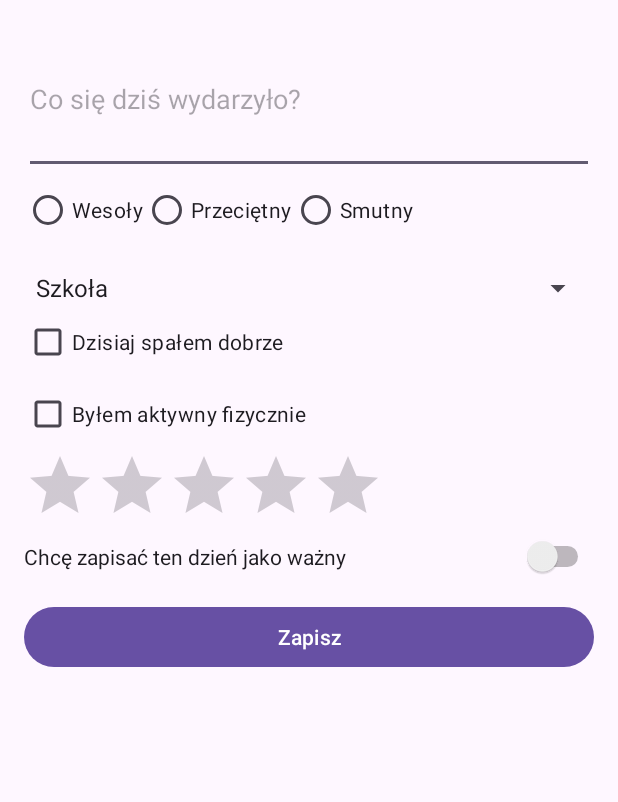
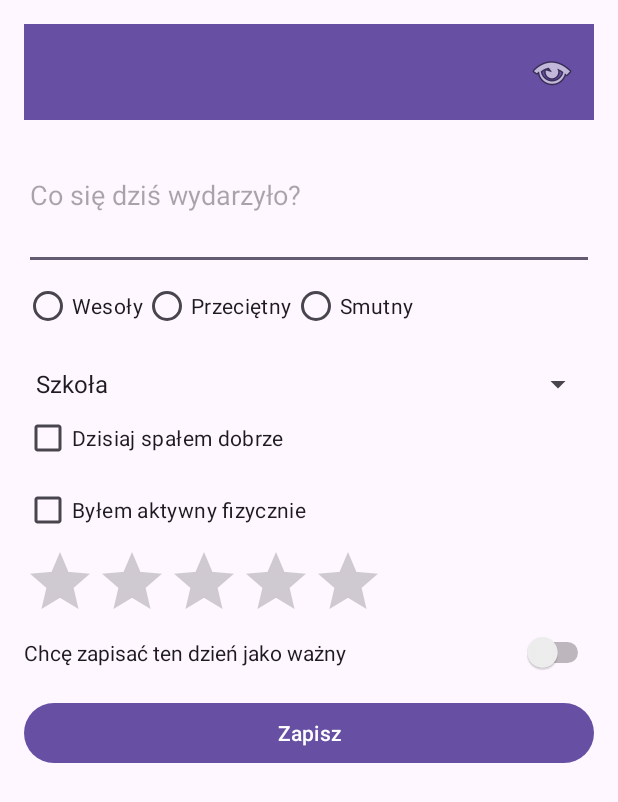
Before and after one commit to woojtylaGG/Mood-Tracker, an Android app: the screen it shows after launch (MainActivity), on a phone screen of 412 x 824 dp. Shown: the top 802 px of the screen. Run offline under Robolectric (Android 15) with nearby library versions, the phone set to English and light mode, and no system bars.

```diff
--- a/app/src/main/java/com/example/moodtracker/fragments/MoodEntryFragment.kt
+++ b/app/src/main/java/com/example/moodtracker/fragments/MoodEntryFragment.kt
@@ -7,6 +7,7 @@ package com.example.moodtracker.fragments
 import android.widget.ArrayAdapter
 import android.widget.Toast
 import androidx.fragment.app.Fragment
+import androidx.navigation.fragment.findNavController
 import com.example.moodtracker.R
 import com.example.moodtracker.data.FakeMoodRepository
 import com.example.moodtracker.data.MoodEntry
@@ -28,6 +29,19 @@ package com.example.moodtracker.fragments
 
     override fun onViewCreated(view: View, savedInstanceState: Bundle?) {
         super.onViewCreated(view, savedInstanceState)
+
+
+        val toolbar = binding.toolbar
+        toolbar.inflateMenu(R.menu.mood_entry_menu)
+        toolbar.setOnMenuItemClickListener { item ->
+            when (item.itemId) {
+                R.id.action_history -> {
+                    findNavController().navigate(R.id.action_moodEntry_to_moodHistory)
+                    true
+                }
+                else -> false
+            }
+        }
         setupSpinner()
         setupSaveButton()
     }
@@ -44,6 +58,7 @@ package com.example.moodtracker.fragments
             if (validateForm()) {
                 saveMoodEntry()
                 Toast.makeText(context, "Zapisano wpis!", Toast.LENGTH_SHORT).show()
+                findNavController().navigateUp()
                 clearForm()
             }
         }
--- a/app/src/main/res/layout/fragment_mood_entry.xml
+++ b/app/src/main/res/layout/fragment_mood_entry.xml
@@ -4,6 +4,17 @@
     android:layout_height="match_parent"
     android:orientation="vertical"
     android:padding="16dp">
+
+
+    <androidx.appcompat.widget.Toolbar
+        android:id="@+id/toolbar"
+        android:layout_width="match_parent"
+        android:layout_height="wrap_content"
+        android:background="?attr/colorPrimary"
+        android:title="Dodaj nastrój"
+        android:titleTextColor="@android:color/white" />
+
+
 
     <EditText
         android:id="@+id/noteEditText"
--- a/app/src/main/res/layout/fragment_mood_history.xml
+++ b/app/src/main/res/layout/fragment_mood_history.xml
@@ -5,10 +5,10 @@
     android:layout_height="match_parent"
     tools:context=".fragments.MoodHistoryFragment">
 
-    <!-- TODO: Update blank fragment layout -->
-    <TextView
+    <androidx.recyclerview.widget.RecyclerView
+        android:id="@+id/moodRecyclerView"
         android:layout_width="match_parent"
         android:layout_height="match_parent"
-        android:text="@string/hello_blank_fragment" />
+        tools:listitem="@layout/item_mood" />
 
 </FrameLayout>
--- /dev/null
+++ b/app/src/main/res/menu/mood_entry_menu.xml
@@ -0,0 +1,8 @@
+<menu xmlns:android="http://schemas.android.com/apk/res/android"
+    xmlns:app="http://schemas.android.com/apk/res-auto">
+    <item
+        android:id="@+id/action_history"
+        android:title="Historia"
+        android:icon="@android:drawable/ic_menu_view"
+        app:showAsAction="ifRoom" />
+</menu>
--- a/app/src/main/res/navigation/nav_graph.xml
+++ b/app/src/main/res/navigation/nav_graph.xml
@@ -7,12 +7,29 @@
     <fragment
         android:id="@+id/moodEntryFragment"
         android:name="com.example.moodtracker.fragments.MoodEntryFragment"
-        android:label="Nowy wpis" />
+        android:label="Dodaj nastrój">
+        <action
+            android:id="@+id/action_moodEntry_to_moodHistory"
+            app:destination="@id/moodHistoryFragment" />
+    </fragment>
 
     <fragment
         android:id="@+id/moodHistoryFragment"
         android:name="com.example.moodtracker.fragments.MoodHistoryFragment"
-        android:label="Historia" />
+        android:label="Historia nastrojów">
+        <action
+            android:id="@+id/actionMoodHistoryFragmentToMoodDetailsFragment"
+            app:destination="@id/moodDetailsFragment">
+            <argument
+                android:name="moodId"
+                app:argType="string" />
+        </action>
+    </fragment>
+
+    <fragment
+        android:id="@+id/moodDetailsFragment"
+        android:name="com.example.moodtracker.fragments.MoodDetailsFragment"
+        android:label="Szczegóły" />
 
     <fragment
         android:id="@+id/settingsFragment"
```
Also changed, not shown: app/src/main/java/com/example/moodtracker/adapter/MoodAdapter.kt (+38 -1 lines), app/src/main/java/com/example/moodtracker/data/MoodEntry.kt (+9 -3 lines), app/src/main/java/com/example/moodtracker/fragments/MoodHistoryFragment.kt (+38 -45 lines), app/src/main/res/layout/item_mood.xml (added, +32 -0 lines). Lines whose indentation alone changed are shown as unchanged.
